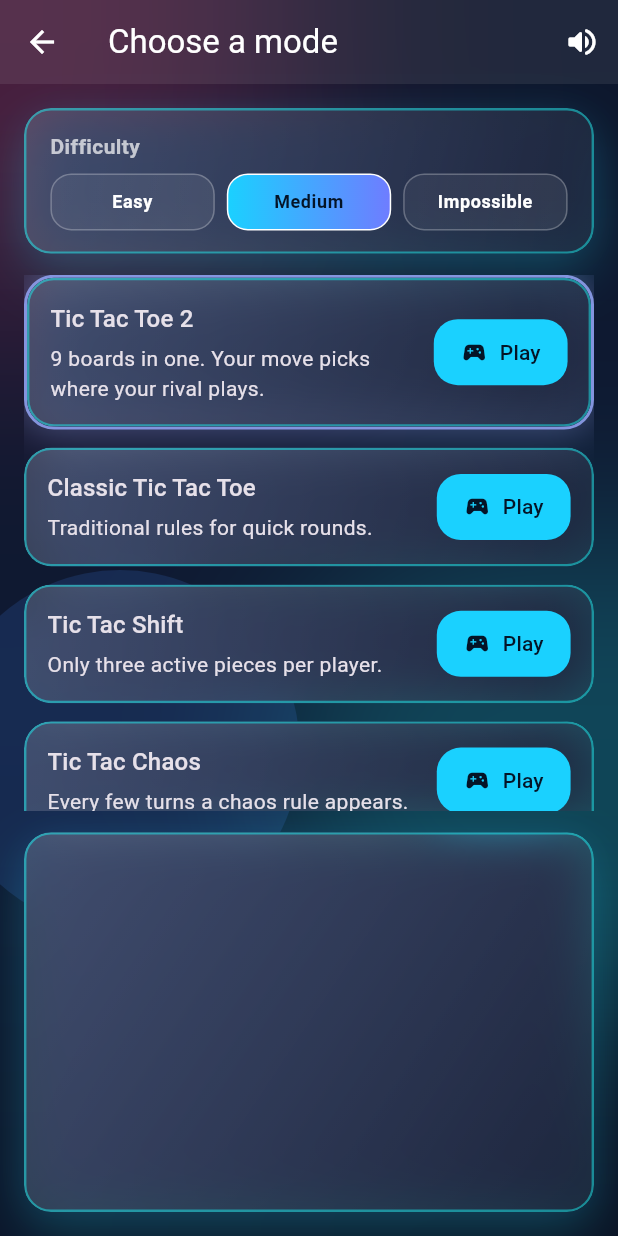
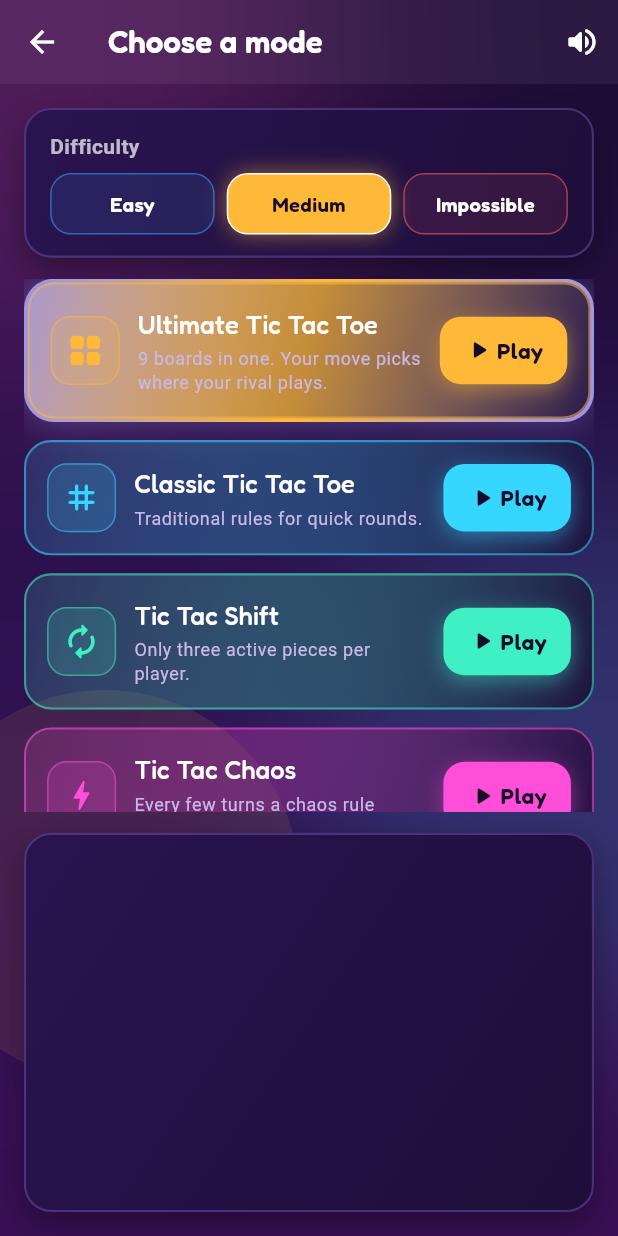
Before and after one commit to Bobagi/tictacverse, a Flutter app: the screen it shows after launch, after a tap on "Play vs the machine", on a phone screen of 412 x 824 dp. Run offline on Flutter 3.47's test engine with Material 3 defaults, Android fonts, the phone set to English and light mode, and no system bars; our stand-ins replace audioplayers, google_mobile_ads, in_app_review, shared_preferences; missing offline and left inert: in_app_update; network calls fail.

Commit message:
feat: identidade visual 'fliperama neon' + Super Jogo da Velha + dificuldade colorida
- Direção de design nova (skill frontend-design): paleta quente derivada do
  ícone (violeta profundo, ciano X, magenta O, dourado de energia) em
  VerseColors; fundo, painéis e HUD repaginados; tipografia display Fredoka
  (OFL, bundled) em títulos/botões.
- Cards de modo com identidade: cor + glifo por modo, botão Play colorido;
  carro-chefe com borda em gradiente ciano→dourado→magenta e brilho que segue
  o raio do card (fix da sombra quadrada: fill sólido sob a sombra).
- Dificuldade com cor por nível: Fácil azul, Médio âmbar, Impossível vermelho.
- Modo principal renomeado para o nome consagrado: Ultimate Tic Tac Toe /
  Super Jogo da Velha / Súper Tres en Raya (era 'Tic Tac Toe 2' sem tradução).

Co-Authored-By: Claude Fable 5 <noreply@anthropic.com>

```diff
--- a/lib/l10n/app_en.arb
+++ b/lib/l10n/app_en.arb
@@ -57,7 +57,7 @@
   "checkUpdatesLabel": "Check for updates",
   "upToDateMessage": "You are already on the latest version!",
   "updateFailedMessage": "Could not check for updates. Try again later.",
-  "modeUltimate2Title": "Tic Tac Toe 2",
+  "modeUltimate2Title": "Ultimate Tic Tac Toe",
   "modeUltimate2Subtitle": "9 boards in one. Your move picks where your rival plays.",
   "ultimate2FreeMove": "Free move: play in any board",
   "ultimate2PlayIn": "Play in the highlighted board",
--- a/lib/l10n/app_es.arb
+++ b/lib/l10n/app_es.arb
@@ -57,7 +57,7 @@
   "checkUpdatesLabel": "Buscar actualizaciones",
   "upToDateMessage": "¡Ya estás en la versión más reciente!",
   "updateFailedMessage": "No se pudo comprobar si hay actualizaciones. Inténtalo más tarde.",
-  "modeUltimate2Title": "Tic Tac Toe 2",
+  "modeUltimate2Title": "Súper Tres en Raya",
   "modeUltimate2Subtitle": "9 tableros en uno. Tu jugada decide dónde juega el rival.",
   "ultimate2FreeMove": "Jugada libre: juega en cualquier tablero",
   "ultimate2PlayIn": "Juega en el tablero resaltado",
--- a/lib/l10n/app_localizations.dart
+++ b/lib/l10n/app_localizations.dart
@@ -451,7 +451,7 @@ abstract class AppLocalizations {
   /// No description provided for @modeUltimate2Title.
   ///
   /// In en, this message translates to:
-  /// **'Tic Tac Toe 2'**
+  /// **'Ultimate Tic Tac Toe'**
   String get modeUltimate2Title;
 
   /// No description provided for @modeUltimate2Subtitle.
--- a/lib/l10n/app_localizations_en.dart
+++ b/lib/l10n/app_localizations_en.dart
@@ -184,7 +184,7 @@ class AppLocalizationsEn extends AppLocalizations {
       'Could not check for updates. Try again later.';
 
   @override
-  String get modeUltimate2Title => 'Tic Tac Toe 2';
+  String get modeUltimate2Title => 'Ultimate Tic Tac Toe';
 
   @override
   String get modeUltimate2Subtitle =>
--- a/lib/l10n/app_localizations_es.dart
+++ b/lib/l10n/app_localizations_es.dart
@@ -192,7 +192,7 @@ class AppLocalizationsEs extends AppLocalizations {
       'No se pudo comprobar si hay actualizaciones. Inténtalo más tarde.';
 
   @override
-  String get modeUltimate2Title => 'Tic Tac Toe 2';
+  String get modeUltimate2Title => 'Súper Tres en Raya';
 
   @override
   String get modeUltimate2Subtitle =>
--- a/lib/l10n/app_localizations_pt.dart
+++ b/lib/l10n/app_localizations_pt.dart
@@ -190,7 +190,7 @@ class AppLocalizationsPt extends AppLocalizations {
       'Não foi possível verificar atualizações. Tente de novo mais tarde.';
 
   @override
-  String get modeUltimate2Title => 'Tic Tac Toe 2';
+  String get modeUltimate2Title => 'Super Jogo da Velha';
 
   @override
   String get modeUltimate2Subtitle =>
--- a/lib/l10n/app_pt.arb
+++ b/lib/l10n/app_pt.arb
@@ -57,7 +57,7 @@
   "checkUpdatesLabel": "Buscar atualizações",
   "upToDateMessage": "Você já está na versão mais recente!",
   "updateFailedMessage": "Não foi possível verificar atualizações. Tente de novo mais tarde.",
-  "modeUltimate2Title": "Tic Tac Toe 2",
+  "modeUltimate2Title": "Super Jogo da Velha",
   "modeUltimate2Subtitle": "9 tabuleiros em um. Sua jogada define onde o rival joga.",
   "ultimate2FreeMove": "Jogada livre: jogue em qualquer tabuleiro",
   "ultimate2PlayIn": "Jogue no tabuleiro destacado",
--- a/lib/main.dart
+++ b/lib/main.dart
@@ -95,16 +95,39 @@ class _TicTacVerseAppState extends State<TicTacVerseApp> with WidgetsBindingObse
       localizationsDelegates: AppLocalizations.localizationsDelegates,
       supportedLocales: AppLocalizations.supportedLocales,
       theme: ThemeData(
-        colorScheme: ColorScheme.fromSeed(seedColor: Colors.cyanAccent, brightness: Brightness.dark),
+        colorScheme: ColorScheme.fromSeed(
+            seedColor: const Color(0xFFB98BFF), brightness: Brightness.dark),
         scaffoldBackgroundColor: Colors.transparent,
         useMaterial3: true,
         appBarTheme: AppBarTheme(
-          backgroundColor: Colors.white.withOpacity(0.08),
+          backgroundColor: Colors.white.withOpacity(0.06),
           elevation: 0,
           foregroundColor: Colors.white,
           centerTitle: false,
+          titleTextStyle: const TextStyle(
+            fontFamily: 'Fredoka',
+            fontWeight: FontWeight.w600,
+            fontSize: 21,
+            color: Colors.white,
+          ),
         ),
-        textTheme: ThemeData.dark().textTheme.apply(fontFamily: 'Roboto'),
+        textTheme: ThemeData.dark().textTheme.apply(fontFamily: 'Roboto').copyWith(
+              headlineMedium: const TextStyle(
+                  fontFamily: 'Fredoka',
+                  fontWeight: FontWeight.w600,
+                  fontSize: 30,
+                  color: Colors.white),
+              titleLarge: const TextStyle(
+                  fontFamily: 'Fredoka',
+                  fontWeight: FontWeight.w600,
+                  fontSize: 22,
+                  color: Colors.white),
+              titleMedium: const TextStyle(
+                  fontFamily: 'Fredoka',
+                  fontWeight: FontWeight.w500,
+                  fontSize: 17,
+                  color: Colors.white),
+            ),
         visualDensity: VisualDensity.adaptivePlatformDensity,
       ),
       home: HomeScreen(
--- a/lib/ui/screens/mode_select_screen.dart
+++ b/lib/ui/screens/mode_select_screen.dart
@@ -96,10 +96,13 @@ class _ModeSelectScreenState extends State<ModeSelectScreen> {
                     separatorBuilder: (_, __) => const SizedBox(height: 12),
                     itemBuilder: (BuildContext context, int index) {
                       final GameModeDefinition definition = modes[index];
+                      final (Color, IconData) look = _modeLook(definition.type);
                       final Widget card = ModeCard(
                         title: definition.title(localization),
                         subtitle: definition.subtitle(localization),
                         buttonLabel: localization.playLabel,
+                        accent: look.$1,
+                        icon: look.$2,
                         onStart: () => _openGame(definition),
                       );
                       if (definition.type == GameModeType.ultimate2) {
@@ -151,6 +154,7 @@ class _ModeSelectScreenState extends State<ModeSelectScreen> {
                 Expanded(
                   child: _DifficultyPill(
                     label: _difficultyLabel(localization, difficulty),
+                    accent: _difficultyColor(difficulty),
                     isActive: cpuDifficulty == difficulty,
                     onTap: () {
                       audioService.playUiClick();
@@ -178,6 +182,32 @@ class _ModeSelectScreenState extends State<ModeSelectScreen> {
         return localization.difficultyMedium;
       case CpuDifficulty.hard:
         return localization.difficultyHard;
+    }
+  }
+
+  Color _difficultyColor(CpuDifficulty difficulty) {
+    switch (difficulty) {
+      case CpuDifficulty.easy:
+        return const Color(0xFF35A2FF);
+      case CpuDifficulty.medium:
+        return VerseColors.energy;
+      case CpuDifficulty.hard:
+        return VerseColors.danger;
+    }
+  }
+
+  (Color, IconData) _modeLook(GameModeType type) {
+    switch (type) {
+      case GameModeType.ultimate2:
+        return (VerseColors.energy, Icons.grid_view_rounded);
+      case GameModeType.classic:
+        return (VerseColors.cross, Icons.grid_3x3_rounded);
+      case GameModeType.shift:
+        return (const Color(0xFF3EF0C4), Icons.autorenew_rounded);
+      case GameModeType.chaos:
+        return (VerseColors.nought, Icons.bolt_rounded);
+      case GameModeType.ultimateMini:
+        return (const Color(0xFFB98BFF), Icons.auto_awesome_rounded);
     }
   }
 
@@ -244,21 +274,30 @@ class _FlagshipGlowState extends State<_FlagshipGlow>
       animation: _controller,
       builder: (BuildContext context, Widget? child) {
         final double t = _controller.value;
-        final Color glow = Color.lerp(
-            const Color(0xFF1AD1FF), const Color(0xFFFF6BD9), t)!;
+        final Color glow =
+            Color.lerp(VerseColors.cross, VerseColors.nought, t)!;
+        // Preenchimento em gradiente (vira a "borda") + sombra: com fill
+        // sólido a sombra segue o raio arredondado — sem halo quadrado.
         return Container(
+          padding: const EdgeInsets.all(2.4),
           decoration: BoxDecoration(
             borderRadius: BorderRadius.circular(20),
-            border: Border.all(color: glow.withOpacity(0.9), width: 2),
+            gradient: LinearGradient(
+              colors: <Color>[glow, VerseColors.energy, glow],
+              begin: Alignment.topLeft,
+              end: Alignment.bottomRight,
+            ),
             boxShadow: <BoxShadow>[
               BoxShadow(
-                color: glow.withOpacity(0.30 + 0.25 * t),
-                blurRadius: 18 + 10 * t,
-                spreadRadius: 1,
+                color: glow.withOpacity(0.28 + 0.22 * t),
+                blurRadius: 16 + 8 * t,
               ),
             ],
           ),
-          child: child,
+          child: ClipRRect(
+            borderRadius: BorderRadius.circular(17.6),
+            child: child,
+          ),
         );
       },
       child: widget.child,
@@ -269,11 +308,13 @@ class _FlagshipGlowState extends State<_FlagshipGlow>
 class _DifficultyPill extends StatelessWidget {
   const _DifficultyPill({
     required this.label,
+    required this.accent,
     required this.isActive,
     required this.onTap,
   });
 
   final String label;
+  final Color accent;
   final bool isActive;
   final VoidCallback onTap;
 
@@ -289,28 +330,28 @@ class _DifficultyPill extends StatelessWidget {
           duration: const Duration(milliseconds: 200),
           padding: const EdgeInsets.symmetric(horizontal: 8, vertical: 10),
           decoration: BoxDecoration(
-            gradient: LinearGradient(
-              colors: isActive
-                  ? <Color>[const Color(0xFF1AD1FF), const Color(0xFF6F7CFF)]
-                  : <Color>[
-                      Colors.white.withOpacity(0.05),
-                      Colors.white.withOpacity(0.08)
-                    ],
-            ),
+            color: isActive ? accent : accent.withOpacity(0.10),
             borderRadius: BorderRadius.circular(14),
             border: Border.all(
-              color: isActive ? Colors.white : Colors.white.withOpacity(0.25),
+              color: isActive ? Colors.white : accent.withOpacity(0.55),
             ),
+            boxShadow: isActive
+                ? <BoxShadow>[
+                    BoxShadow(color: accent.withOpacity(0.5), blurRadius: 12),
+                  ]
+                : const <BoxShadow>[],
           ),
           child: Text(
             label,
             textAlign: TextAlign.center,
             maxLines: 1,
             overflow: TextOverflow.ellipsis,
-            style: Theme.of(context).textTheme.bodySmall?.copyWith(
-                  color: isActive ? const Color(0xFF041427) : Colors.white,
-                  fontWeight: FontWeight.w700,
-                ),
+            style: TextStyle(
+              fontFamily: 'Fredoka',
+              fontWeight: FontWeight.w600,
+              fontSize: 13.5,
+              color: isActive ? const Color(0xFF160B29) : Colors.white,
+            ),
           ),
         ),
       ),
--- a/lib/ui/widgets/mode_card.dart
+++ b/lib/ui/widgets/mode_card.dart
@@ -10,52 +10,104 @@ class ModeCard extends StatelessWidget {
     required this.subtitle,
     required this.onStart,
     required this.buttonLabel,
+    this.accent = VerseColors.cross,
+    this.icon = Icons.grid_3x3_rounded,
   });
 
   final String title;
   final String subtitle;
   final VoidCallback onStart;
   final String buttonLabel;
+  final Color accent;
+  final IconData icon;
 
   @override
   Widget build(BuildContext context) {
-    return ClipRRect(
-      borderRadius: BorderRadius.circular(18),
-      child: GlassPanel(
+    final BorderRadius radius = BorderRadius.circular(18);
+    return Semantics(
+      button: true,
+      label: title,
+      child: GestureDetector(
+        onTap: () {
+          AudioService.instance.playUiClick();
+          onStart();
+        },
+        child: Container(
+          decoration: BoxDecoration(
+            borderRadius: radius,
+            gradient: LinearGradient(
+              colors: <Color>[
+                accent.withOpacity(0.14),
+                VerseColors.surfaceDeep.withOpacity(0.9),
+              ],
+              begin: Alignment.topLeft,
+              end: Alignment.bottomRight,
+            ),
+            border: Border.all(color: accent.withOpacity(0.55), width: 1.4),
+          ),
           padding: const EdgeInsets.all(14),
           child: Row(
-          mainAxisAlignment: MainAxisAlignment.spaceBetween,
             children: <Widget>[
+              Container(
+                width: 46,
+                height: 46,
+                decoration: BoxDecoration(
+                  color: accent.withOpacity(0.16),
+                  borderRadius: BorderRadius.circular(13),
+                  border: Border.all(color: accent.withOpacity(0.5)),
+                ),
+                child: Icon(icon, color: accent, size: 26),
+              ),
+              const SizedBox(width: 12),
               Expanded(
                 child: Column(
                   crossAxisAlignment: CrossAxisAlignment.start,
                   children: <Widget>[
                     Text(title, style: Theme.of(context).textTheme.titleMedium),
-                  const SizedBox(height: 4),
-                  Text(subtitle, style: Theme.of(context).textTheme.bodyMedium),
+                    const SizedBox(height: 3),
+                    Text(
+                      subtitle,
+                      style: Theme.of(context)
+                          .textTheme
+                          .bodySmall
+                          ?.copyWith(color: VerseColors.mutedText),
+                    ),
                   ],
                 ),
               ),
-            const SizedBox(width: 12),
-            ElevatedButton.icon(
-              onPressed: () {
-                AudioService.instance.playUiClick();
-                onStart();
-              },
-              icon: const Icon(Icons.sports_esports_rounded),
-              style: ElevatedButton.styleFrom(
+              const SizedBox(width: 10),
+              Container(
                 padding:
-                    const EdgeInsets.symmetric(horizontal: 18, vertical: 12),
-                shape: RoundedRectangleBorder(
-                    borderRadius: BorderRadius.circular(16)),
-                backgroundColor: const Color(0xFF1AD1FF),
-                foregroundColor: const Color(0xFF041427),
-                elevation: 0,
-                shadowColor: Colors.transparent,
+                    const EdgeInsets.symmetric(horizontal: 16, vertical: 12),
+                decoration: BoxDecoration(
+                  color: accent,
+                  borderRadius: BorderRadius.circular(14),
+                  boxShadow: <BoxShadow>[
+                    BoxShadow(
+                        color: accent.withOpacity(0.45),
+                        blurRadius: 12,
+                        offset: const Offset(0, 4)),
+                  ],
                 ),
-              label: Text(buttonLabel),
+                child: Row(
+                  children: <Widget>[
+                    const Icon(Icons.play_arrow_rounded,
+                        color: Color(0xFF160B29), size: 20),
+                    const SizedBox(width: 2),
+                    Text(
+                      buttonLabel,
+                      style: const TextStyle(
+                        fontFamily: 'Fredoka',
+                        fontWeight: FontWeight.w600,
+                        fontSize: 15,
+                        color: Color(0xFF160B29),
+                      ),
                     ),
                   ],
+                ),
+              ),
+            ],
+          ),
         ),
       ),
     );
--- a/lib/ui/widgets/modern_background.dart
+++ b/lib/ui/widgets/modern_background.dart
@@ -1,6 +1,22 @@
 import 'dart:ui';
 
 import 'package:flutter/material.dart';
+
+/// Paleta "fliperama neon" do app (derivada do ícone: violeta quente,
+/// ciano do X, magenta do O e dourado de energia).
+class VerseColors {
+  static const Color bgTop = Color(0xFF1A0B2E);
+  static const Color bgMid = Color(0xFF2D1152);
+  static const Color bgBottom = Color(0xFF3A0F55);
+  static const Color surface = Color(0xFF2A1450);
+  static const Color surfaceDeep = Color(0xFF1D0E3A);
+  static const Color cross = Color(0xFF35D6FF);
+  static const Color nought = Color(0xFFFF4FD8);
+  static const Color energy = Color(0xFFFFB938);
+  static const Color danger = Color(0xFFFF5A6A);
+  static const Color mutedText = Color(0xFFC9B8E8);
+  static const Color line = Color(0xFF6D4BA6);
+}
 
 class ModernGradientBackground extends StatelessWidget {
   const ModernGradientBackground({super.key, required this.child});
@@ -13,30 +29,30 @@ class ModernGradientBackground extends StatelessWidget {
       decoration: const BoxDecoration(
         gradient: LinearGradient(
           colors: <Color>[
-            Color(0xFF0B1224),
-            Color(0xFF0F1B35),
-            Color(0xFF0A0F1F),
+            VerseColors.bgTop,
+            VerseColors.bgMid,
+            VerseColors.bgBottom,
           ],
-          begin: Alignment.topLeft,
-          end: Alignment.bottomRight,
+          begin: Alignment.topCenter,
+          end: Alignment.bottomCenter,
         ),
       ),
       child: Stack(
         children: <Widget>[
           _buildGlowingCircle(
-            color: Colors.pinkAccent.withOpacity(0.25),
-            diameter: 260,
-            offset: const Offset(-60, -40),
+            color: VerseColors.nought.withOpacity(0.22),
+            diameter: 300,
+            offset: const Offset(-80, -60),
           ),
           _buildGlowingCircle(
-            color: Colors.cyanAccent.withOpacity(0.2),
-            diameter: 320,
-            offset: const Offset(180, 360),
+            color: VerseColors.cross.withOpacity(0.16),
+            diameter: 340,
+            offset: const Offset(200, 340),
           ),
           _buildGlowingCircle(
-            color: Colors.blueAccent.withOpacity(0.15),
-            diameter: 240,
-            offset: const Offset(-40, 380),
+            color: VerseColors.energy.withOpacity(0.10),
+            diameter: 260,
+            offset: const Offset(-60, 460),
           ),
           Positioned.fill(child: child),
         ],
@@ -44,7 +60,8 @@ class ModernGradientBackground extends StatelessWidget {
     );
   }
 
-  Widget _buildGlowingCircle({required Color color, required double diameter, required Offset offset}) {
+  Widget _buildGlowingCircle(
+      {required Color color, required double diameter, required Offset offset}) {
     return Positioned(
       left: offset.dx,
       top: offset.dy,
@@ -64,65 +81,35 @@ class ModernGradientBackground extends StatelessWidget {
 }
 
 class GlassPanel extends StatelessWidget {
-  const GlassPanel({super.key, required this.child, this.padding = const EdgeInsets.all(16)});
+  const GlassPanel(
+      {super.key, required this.child, this.padding = const EdgeInsets.all(16)});
 
   final Widget child;
   final EdgeInsets padding;
 
   @override
   Widget build(BuildContext context) {
-    const double highlightThickness = 1.6;
-    final BorderRadius outerRadius = BorderRadius.circular(22);
-    final BorderRadius innerRadius = BorderRadius.circular(18);
+    final BorderRadius radius = BorderRadius.circular(18);
     return Container(
       decoration: BoxDecoration(
-        borderRadius: outerRadius,
+        borderRadius: radius,
         gradient: const LinearGradient(
-          colors: <Color>[
-            Color(0xFF1B2A52),
-            Color(0xFF0E1730),
-          ],
+          colors: <Color>[VerseColors.surface, VerseColors.surfaceDeep],
           begin: Alignment.topLeft,
           end: Alignment.bottomRight,
         ),
+        border: Border.all(color: VerseColors.line.withOpacity(0.55), width: 1.4),
         boxShadow: <BoxShadow>[
           BoxShadow(
-            color: Colors.cyanAccent.withOpacity(0.18),
-            blurRadius: 30,
-            spreadRadius: 1,
-            offset: const Offset(0, 14),
-          ),
-          BoxShadow(
-            color: Colors.blueAccent.withOpacity(0.08),
-            blurRadius: 16,
-            offset: const Offset(0, 2),
+            color: Colors.black.withOpacity(0.35),
+            blurRadius: 18,
+            offset: const Offset(0, 8),
           ),
         ],
       ),
       child: ClipRRect(
-        borderRadius: innerRadius,
-        child: BackdropFilter(
-          filter: ImageFilter.blur(sigmaX: 18, sigmaY: 18),
-          child: Container(
-            padding: padding,
-            decoration: BoxDecoration(
-              gradient: LinearGradient(
-                colors: <Color>[
-                  Colors.white.withOpacity(0.17),
-                  Colors.white.withOpacity(0.06),
-                ],
-                begin: Alignment.topLeft,
-                end: Alignment.bottomRight,
-              ),
-              borderRadius: innerRadius,
-              border: Border.all(
-                width: highlightThickness,
-                color: Colors.cyanAccent.withOpacity(0.45),
-              ),
-            ),
-            child: child,
-          ),
-        ),
+        borderRadius: radius,
+        child: Padding(padding: padding, child: child),
       ),
     );
   }
--- a/pubspec.yaml
+++ b/pubspec.yaml
@@ -1,5 +1,5 @@
 name: tictacverse
-version: 1.4.0+13
+version: 1.5.0+14
 publish_to: 'none'
 
 environment:
@@ -35,6 +35,10 @@ flutter:
     - assets/audio/sfx/
     - assets/audio/music/
   generate: true
+  fonts:
+    - family: Fredoka
+      fonts:
+        - asset: assets/fonts/Fredoka.ttf
 
 flutter_launcher_icons:
   android: true
```
Also changed, not shown: assets/fonts/Fredoka.ttf (added). Lines whose indentation alone changed are shown as unchanged.
